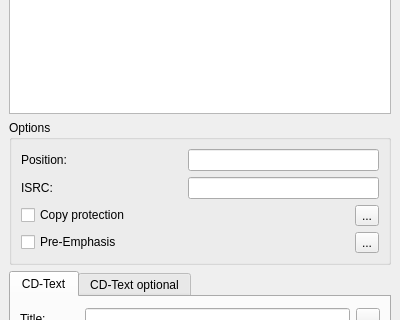
The window that src/traverso/ui/MarkerDialog.ui (ErwanLegrand/Traverso-DAW) describes before a commit, drawn with Qt 5; both pictures show x 0 to 400 and y 115 to 435 of the 400 by 558 pixel window.
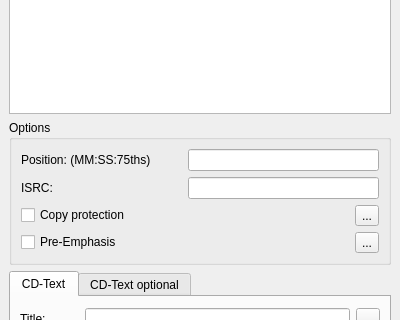
The same window after the commit. Icons and pictures are not drawn.

The edit to the form file:
```diff
--- a/src/traverso/ui/MarkerDialog.ui
+++ b/src/traverso/ui/MarkerDialog.ui
@@ -133,7 +133,7 @@
       <item row="0" column="0" >
        <widget class="QLabel" name="label_9" >
         <property name="text" >
-         <string>Position:</string>
+         <string>Position: (MM:SS:75ths)</string>
         </property>
        </widget>
       </item>
```
